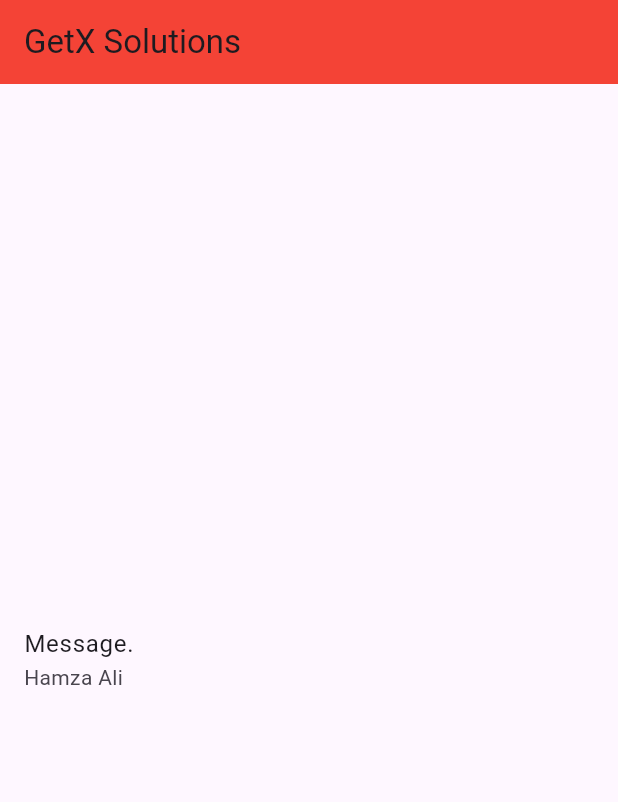
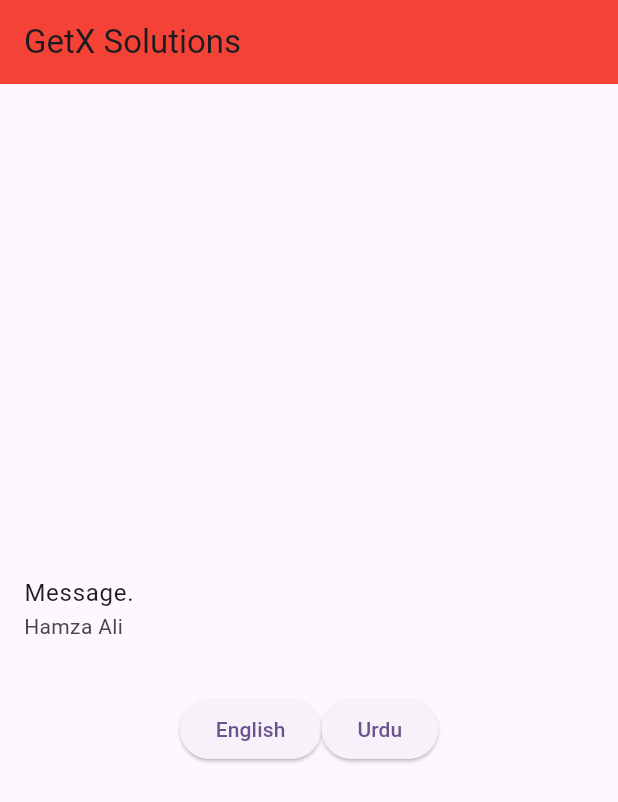
Before and after one commit to HamzaAli689/portfolio, a Flutter app: the screen it shows after launch, on a phone screen of 412 x 824 dp. Shown: the top 802 px of the screen. Run offline on Flutter 3.47's test engine with Material 3 defaults, Android fonts, the phone set to English and light mode, and no system bars; our stand-ins replace gap, get.

Commit message:
update the testfile.dart file

```diff
--- a/virtual_device_test/lib/testfile.dart
+++ b/virtual_device_test/lib/testfile.dart
@@ -20,6 +20,14 @@ class Testfile extends StatelessWidget {
               title: Text("Message.".tr),
               subtitle: Text("Name".tr),
             ),
+            SizedBox(height: 20,),
+            Row(
+              mainAxisAlignment: MainAxisAlignment.center,
+              children: [
+                ElevatedButton(onPressed: (){}, child: Text("English")),
+                ElevatedButton(onPressed: (){}, child: Text("Urdu")),
+              ]
+            )
             // ElevatedButton(
             //     onPressed: () {
             //       Get.to(() => ScreenOne());
```
